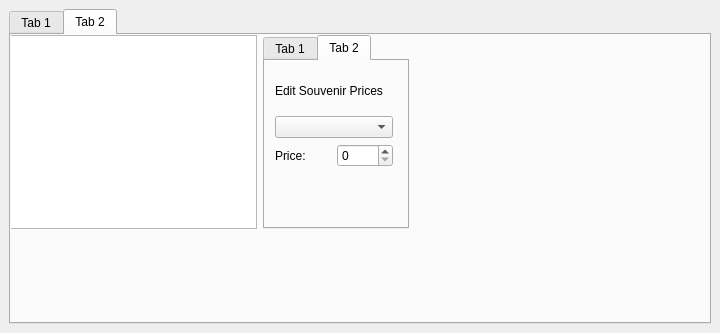
First picture: the form in admin.ui, repository mattjang1101/CS1D-Project-1-Go-Big-O-Go-Home-, before the edit.
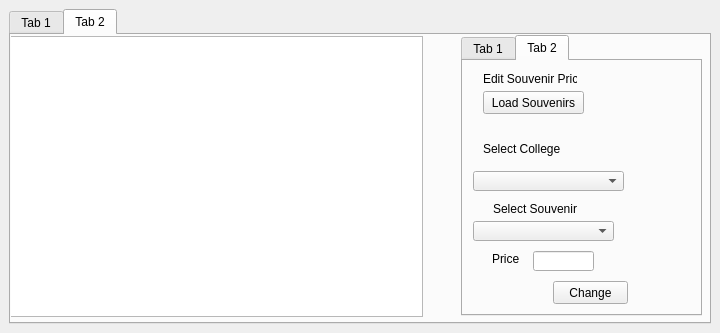
Second picture: the form after the edit. The open tabs and pages were chosen to show the change.

Diff of the .ui file:
```diff
--- a/admin.ui
+++ b/admin.ui
@@ -15,7 +15,7 @@
   </property>
   <widget class="QWidget" name="centralwidget">
    <layout class="QGridLayout" name="gridLayout">
-    <item row="0" column="0">
+    <item row="1" column="0">
      <widget class="QTabWidget" name="tabWidget">
       <property name="currentIndex">
        <number>1</number>
@@ -111,29 +111,23 @@
          <rect>
           <x>0</x>
           <y>0</y>
-          <width>401</width>
-          <height>211</height>
+          <width>691</width>
+          <height>301</height>
          </rect>
         </property>
         <property name="currentIndex">
          <number>2</number>
         </property>
         <widget class="QWidget" name="AddDeleteSouvenir">
-         <widget class="QWidget" name="layoutWidget">
-          <property name="geometry">
-           <rect>
-            <x>-10</x>
-            <y>0</y>
-            <width>408</width>
-            <height>194</height>
-           </rect>
-          </property>
-          <layout class="QHBoxLayout" name="horizontalLayout">
-           <item>
-            <widget class="QTableView" name="CampusTable_2"/>
-           </item>
-           <item>
             <widget class="QTabWidget" name="tabWidget_2">
+          <property name="geometry">
+           <rect>
+            <x>450</x>
+            <y>0</y>
+            <width>241</width>
+            <height>281</height>
+           </rect>
+          </property>
              <property name="currentIndex">
               <number>1</number>
              </property>
@@ -166,42 +160,125 @@
               <attribute name="title">
                <string>Tab 2</string>
               </attribute>
-              <widget class="QWidget" name="layoutWidget">
+           <widget class="QPushButton" name="loadSouvenirsAdminBtn">
                <property name="geometry">
                 <rect>
+              <x>20</x>
+              <y>30</y>
+              <width>101</width>
+              <height>23</height>
+             </rect>
+            </property>
+            <property name="text">
+             <string>Load Souvenirs</string>
+            </property>
+           </widget>
+           <widget class="QLabel" name="label_3">
+            <property name="geometry">
+             <rect>
+              <x>20</x>
+              <y>80</y>
+              <width>91</width>
+              <height>16</height>
+             </rect>
+            </property>
+            <property name="text">
+             <string>Select College</string>
+            </property>
+           </widget>
+           <widget class="QComboBox" name="collegeListComboBox">
+            <property name="geometry">
+             <rect>
                  <x>10</x>
-                 <y>10</y>
-                 <width>118</width>
-                 <height>96</height>
-                </rect>
-               </property>
-               <layout class="QGridLayout" name="gridLayout_2">
-                <item row="2" column="1">
-                 <widget class="QSpinBox" name="souvenirPriceInput"/>
-                </item>
-                <item row="0" column="0" colspan="2">
+              <y>110</y>
+              <width>151</width>
+              <height>20</height>
+             </rect>
+            </property>
+           </widget>
+           <widget class="QLabel" name="label_4">
+            <property name="geometry">
+             <rect>
+              <x>30</x>
+              <y>140</y>
+              <width>91</width>
+              <height>16</height>
+             </rect>
+            </property>
+            <property name="text">
+             <string>Select Souvenir</string>
+            </property>
+           </widget>
+           <widget class="QPushButton" name="changePriceBtn">
+            <property name="geometry">
+             <rect>
+              <x>90</x>
+              <y>220</y>
+              <width>75</width>
+              <height>23</height>
+             </rect>
+            </property>
+            <property name="text">
+             <string>Change</string>
+            </property>
+           </widget>
+           <widget class="QLineEdit" name="priceLineEdit">
+            <property name="geometry">
+             <rect>
+              <x>70</x>
+              <y>190</y>
+              <width>61</width>
+              <height>20</height>
+             </rect>
+            </property>
+           </widget>
+           <widget class="QComboBox" name="souvenirListComboBox">
+            <property name="geometry">
+             <rect>
+              <x>10</x>
+              <y>160</y>
+              <width>141</width>
+              <height>20</height>
+             </rect>
+            </property>
+           </widget>
                  <widget class="QLabel" name="editSouvenirPricesLabel">
+            <property name="geometry">
+             <rect>
+              <x>20</x>
+              <y>10</y>
+              <width>94</width>
+              <height>16</height>
+             </rect>
+            </property>
                   <property name="text">
                    <string>Edit Souvenir Prices</string>
                   </property>
                  </widget>
-                </item>
-                <item row="1" column="0" colspan="2">
-                 <widget class="QComboBox" name="souvenirList"/>
-                </item>
-                <item row="2" column="0">
                  <widget class="QLabel" name="editPriceLabel">
+            <property name="geometry">
+             <rect>
+              <x>29</x>
+              <y>190</y>
+              <width>27</width>
+              <height>16</height>
+             </rect>
+            </property>
                   <property name="text">
                    <string>Price:</string>
                   </property>
                  </widget>
-                </item>
-               </layout>
-              </widget>
-             </widget>
-            </widget>
-           </item>
-          </layout>
+          </widget>
+         </widget>
+         <widget class="QTableView" name="souvenirAdminTable">
+          <property name="geometry">
+           <rect>
+            <x>-9</x>
+            <y>1</y>
+            <width>421</width>
+            <height>281</height>
+           </rect>
+          </property>
          </widget>
         </widget>
         <widget class="QWidget" name="AddSouvenir">
```
Left out of the diff: 143 changed lines with no effect on the pictures. Lines whose indentation alone changed are shown as unchanged.
